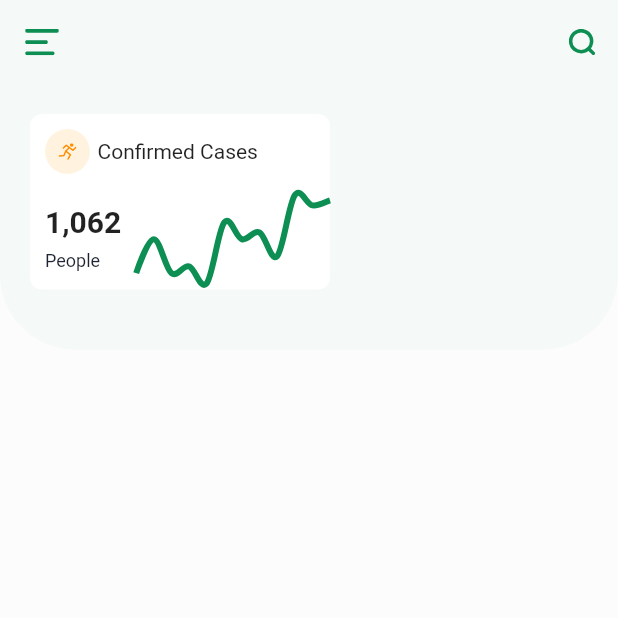
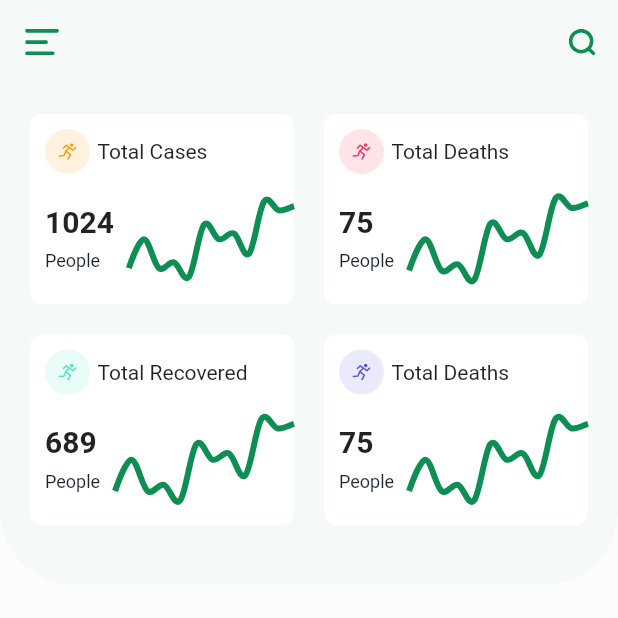
Before and after one commit to legendsovermyths/Covid-19_UI, a Flutter app: the screen it shows after launch, on a phone screen of 412 x 824 dp, the top half of it. Run offline on Flutter 3.47's test engine with Material 2 defaults, Android fonts, the phone set to English and light mode, and no system bars; drawn by our look-alikes of fl_chart; our stand-ins replace flutter_svg.

Commit message:
info card complete

```diff
--- a/lib/Screens/home_screen.dart
+++ b/lib/Screens/home_screen.dart
@@ -18,8 +18,14 @@ class HomeScreen extends StatelessWidget {
           )
         ),
         child: Wrap(
+          runSpacing: 20,
+          spacing: 20,
           children: <Widget>[
-            infoCard(),
+            infoCard(title: "Total Cases",iconColor: Color(0xFFFF9C00),effectedNum: 1024,),
+            infoCard(title: "Total Deaths",iconColor: Color(0xFFFF2D55),effectedNum: 75,),
+            infoCard(title: "Total Recovered",iconColor: Color(0xFF50E3C2),effectedNum: 689,),
+            infoCard(title: "Total Deaths",iconColor: Color(0xFF5856D6),effectedNum: 75,),
+
           ],
         ),
       ),
@@ -28,13 +34,19 @@ class HomeScreen extends StatelessWidget {
 }
 
 class infoCard extends StatelessWidget {
-  String title;
+  final String title;
+  final int effectedNum;
+  final Color iconColor;
+
+  infoCard({this.title, this.iconColor, this.effectedNum});
 
 
   @override
   Widget build(BuildContext context) {
+    return LayoutBuilder(
+        builder: (context, constraints) {
           return Container(
-      width: 200,
+            width: constraints.maxWidth/2-10,
             decoration: BoxDecoration(
                 color: Colors.white,
                 borderRadius: BorderRadius.circular(8)
@@ -50,37 +62,44 @@ class infoCard extends StatelessWidget {
                         height: 30,
                         width: 30,
                         decoration: BoxDecoration(
-                    color: Color(0xFFFF9C00).withOpacity(0.12),
+                          color: iconColor.withOpacity(0.12),
                           shape: BoxShape.circle,
                         ),
                         child: SvgPicture.asset("assets/icons/running.svg",
                           height: 12,
-                  width: 12,),
+                          width: 12,
+                        color: iconColor,),
 
                       ),
                       SizedBox(width: 5),
                       Text(
-                  "Confirmed Cases",
+                        title,
                         maxLines: 1,
                         overflow: TextOverflow.ellipsis,
                       )
                     ],
                   ),
                 ),
-          Row(
+                Padding(
+                  padding: const EdgeInsets.only(bottom: 10.0),
+                  child: Row(
                     children: <Widget>[
                       Padding(
                         padding: const EdgeInsets.all(10.0),
                         child: RichText(
                           text: TextSpan(
-                    style:TextStyle(color: ktextColor),
+                              style: TextStyle(color: ktextColor),
                               children: [
                                 TextSpan(
-                          text: "1,062\n",
-                        style: Theme.of(context).textTheme.headline6.copyWith(fontWeight: FontWeight.bold)
+                                    text: "${effectedNum}\n",
+                                    style: Theme
+                                        .of(context)
+                                        .textTheme
+                                        .headline6
+                                        .copyWith(fontWeight: FontWeight.bold)
                                 ),
                                 TextSpan(
-                        text:"People",
+                                    text: "People",
                                     style: TextStyle(
                                       fontSize: 12,
                                       height: 2,
@@ -96,9 +115,13 @@ class infoCard extends StatelessWidget {
                       ),
 
                     ],
+                  ),
                 )
               ],
             ),
+          );
+        }
+
     );
   }
 }
```
Lines whose indentation alone changed are shown as unchanged.
